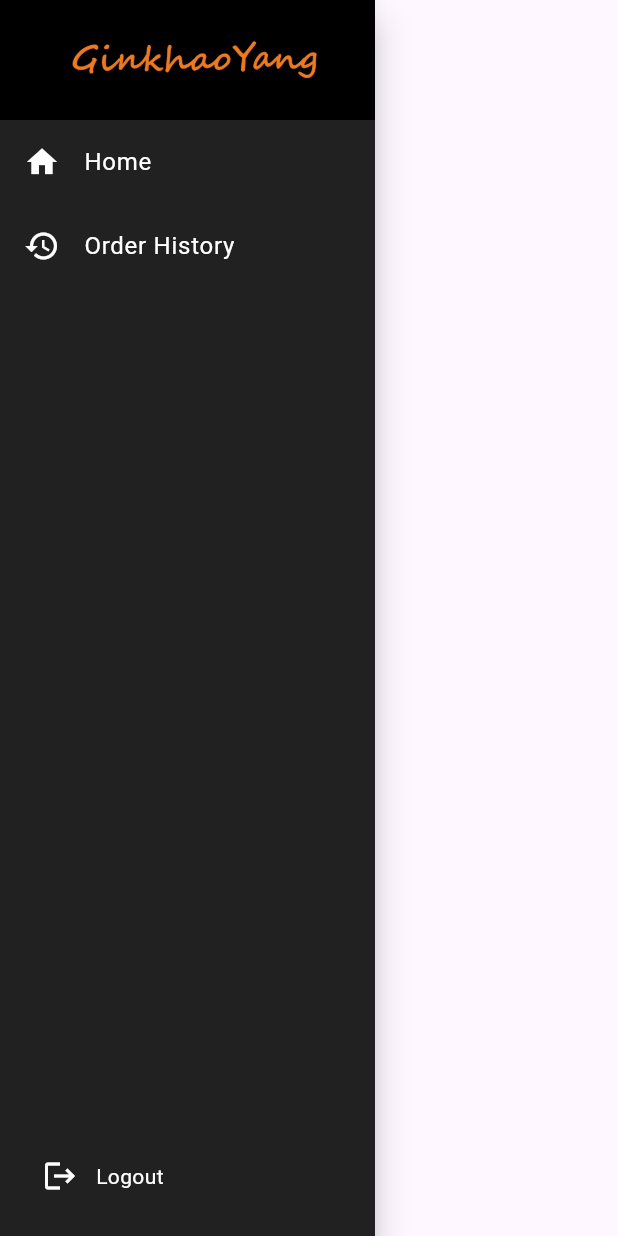
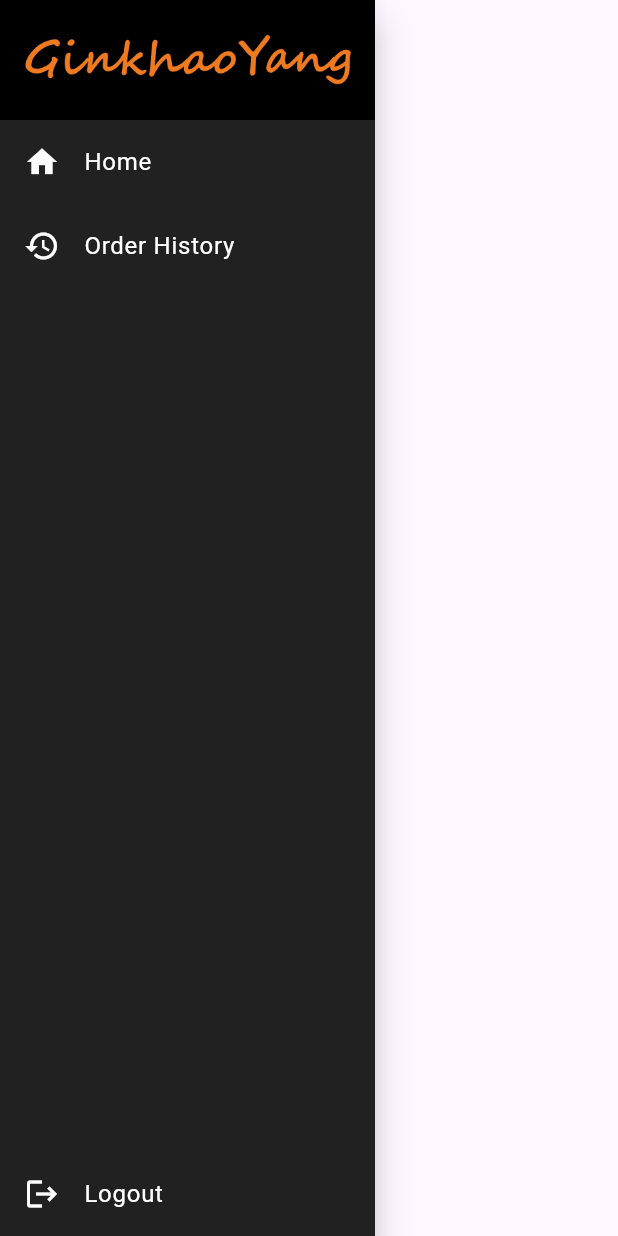
Before and after one commit to Cherrine/GinKaoYang, a Flutter app: the Sidebar widget shown alone on an empty page, opened directly with empty values, on a phone screen of 412 x 824 dp. Run offline on Flutter 3.47's test engine with Material 3 defaults, Android fonts, the phone set to English and light mode, and no system bars; our stand-ins replace firebase_auth, firebase_core, flutter_svg, google_fonts, google_sign_in; accounts and stored records are empty; network calls fail; Roboto replaces fonts that are missing (Catamaran, Poppins).

Commit message:
Update Error

```diff
--- a/lib/main.dart
+++ b/lib/main.dart
@@ -1,4 +1,5 @@
 import 'package:flutter/material.dart';
+import 'package:ginkhaoyang/screens/home_screen.dart';
 import 'package:ginkhaoyang/screens/login_screen.dart';
 
 
@@ -17,7 +18,7 @@ class MyApp extends StatelessWidget {
         primarySwatch: Colors.green,
         fontFamily: 'Poppins',
       ),
-      home: const LoginScreen(), // Set HomePage as the home
+      home: const HomeScreen(), // Set HomePage as the home
       debugShowCheckedModeBanner: false,
     );
   }
--- a/lib/widgets/sidebar.dart
+++ b/lib/widgets/sidebar.dart
@@ -1,7 +1,5 @@
-// sidebar.dart
 import 'package:flutter/material.dart';
 import 'package:ginkhaoyang/screens/login_screen.dart';
-import 'package:ginkhaoyang/utils/app_styles.dart';
 
 class Sidebar extends StatefulWidget {
   final bool isPermanent;
@@ -64,99 +62,48 @@ class _SidebarState extends State<Sidebar> {
     return Padding(
       padding: const EdgeInsets.only(left: 4.0),
       child: IconButton(
-        icon: const Icon(Icons.menu, color: Colors.white),
-        onPressed: _toggleSidebar,
+        icon: const Icon(Icons.menu),
+        color: Colors.white,
+        onPressed: () {
+          setState(() {
+            isCollapsed = !isCollapsed;
+          });
+        },
       ),
     );
   }
 
-Widget _buildHeaderTitle() {
-  return Expanded(
-    child: Padding(
-      padding: const EdgeInsets.only(left: 10.0),
-      child: AnimatedOpacity(
-        opacity: isCollapsed ? 0 : 1,
-        duration: const Duration(milliseconds: 200),
-        child: Image.asset(
-          'assets/images/namedlogo.png', // Replace with your image path
-          height: 30,  // Adjust the height to make it smaller
-          width: 30,   // You can also control the width if needed
-          fit: BoxFit.contain, // Ensure the image fits within the space
-        ),
-      ),
-    ),
-  );
-}
-
-  Widget _buildLogoutButton() {
+  Widget _buildHeaderTitle() {
     return Padding(
       padding: const EdgeInsets.all(16.0),
-      child: Row(
-        children: [
-          IconButton(
-            icon: const Icon(Icons.logout, color: Colors.white),
-            onPressed: _handleLogout,
-          ),
-          // Wrap the Text in an InkWell or GestureDetector
-          InkWell(
-            onTap: _handleLogout, // Call _handleLogout when tapped
-            child: AnimatedOpacity(
-              opacity: isCollapsed ? 0 : 1,
-              duration: const Duration(milliseconds: 200),
-              child: Text(
-                'Logout',
-                style: catamaranStyle.copyWith(color: Colors.white),
-                overflow: TextOverflow.ellipsis,
-              ),
-            ),
-          ),
-        ],
+      child: Image.asset(
+        'assets/images/namedlogo.png',
+        height: 40,  // Set the height for the image
+        fit: BoxFit.contain,  // Adjust the fit to ensure the image scales properly
       ),
     );
   }
 
-  Widget _buildMenuItem(IconData icon, String title, String routeName) {
+  Widget _buildMenuItem(IconData icon, String title, String route) {
     return ListTile(
       leading: Icon(icon, color: Colors.white),
-      title: AnimatedOpacity(
-        opacity: isCollapsed ? 0 : 1,
-        duration: const Duration(milliseconds: 200),
-        child: Text(
-          title,
-          style: hindMaduraiStyle.copyWith(color: Colors.white),
-          overflow: TextOverflow.ellipsis,
-        ),
-      ),
+      title: isCollapsed ? null : Text(title, style: const TextStyle(color: Colors.white)),
       onTap: () {
-        _navigateTo(routeName); // Call navigation on tap
+        widget.onNavigate(route); // Call the onNavigate callback
       },
-      hoverColor: Colors.white24,
     );
   }
 
-  void _toggleSidebar() {
-    setState(() {
-      isCollapsed = !isCollapsed;
-    });
-  }
-
-  void _navigateTo(String routeName) {
-    widget.onNavigate(routeName); // Call the callback with the route name
-    if (isCollapsed) {
-      _toggleSidebar(); // Toggle sidebar if collapsed
-    }
-  }
-
-  void _handleLogout() {
-    // Here you should clear the user session, e.g., remove tokens
-    // For example, if you're using shared preferences:
-    // SharedPreferences prefs = await SharedPreferences.getInstance();
-    // await prefs.remove('token'); // or whatever key you are using
-
-    // Navigate back to the LoginScreen
-    Navigator.of(context).pushAndRemoveUntil(
-      MaterialPageRoute(builder: (context) => const LoginScreen()),
-      (Route<dynamic> route) => false, // Remove all previous routes
+  Widget _buildLogoutButton() {
+    return ListTile(
+      leading: const Icon(Icons.logout, color: Colors.white),
+      title: isCollapsed ? null : const Text("Logout", style: TextStyle(color: Colors.white)),
+      onTap: () {
+        Navigator.pushReplacement(
+          context,
+          MaterialPageRoute(builder: (context) => const LoginScreen()),
+        );
+      },
     );
   }
 }
--- a/pubspec.yaml
+++ b/pubspec.yaml
@@ -76,6 +76,7 @@ flutter:
     - assets/images/google.png
     - assets/images/food_banner.jpeg
     - assets/images/namedlogo.png
+    - assets/images/backgroundimg.jpg
 
 
 
```
Also changed, not shown: lib/screens/home_screen.dart (+11 -3 lines).
